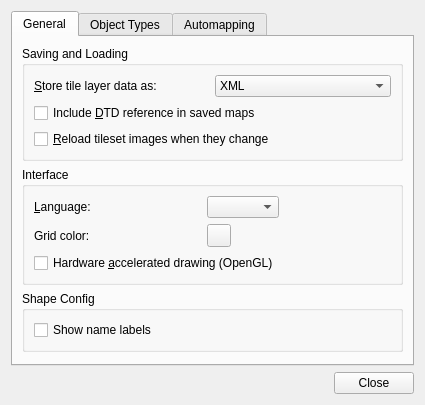
Qt form src/tiled/preferencesdialog.ui (UASoftware/tiled) before a commit.
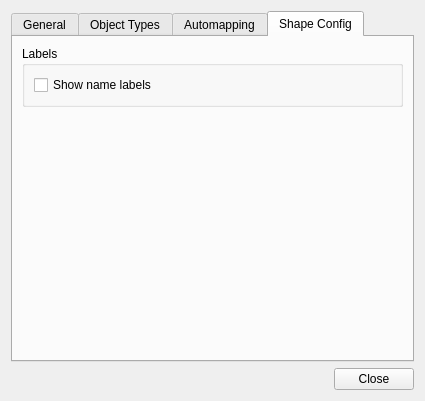
The same form after that commit. The open tabs and pages were chosen to show the change. Icons and pictures are not drawn. Custom widgets are drawn as their Qt base class.

Commit message: Labels visibility configuration

Diff of the .ui file:
```diff
--- a/src/tiled/preferencesdialog.ui
+++ b/src/tiled/preferencesdialog.ui
@@ -144,22 +144,6 @@
          </layout>
         </widget>
        </item>
-       <item>
-        <widget class="QGroupBox" name="groupBox_4">
-         <property name="title">
-          <string>Shape Config</string>
-         </property>
-         <layout class="QGridLayout" name="gridLayout_3">
-          <item row="0" column="0">
-           <widget class="QCheckBox" name="nameLabels">
-            <property name="text">
-             <string>Show name labels</string>
-            </property>
-           </widget>
-          </item>
-         </layout>
-        </widget>
-       </item>
        <item>
         <spacer name="verticalSpacer">
          <property name="orientation">
@@ -311,6 +295,42 @@
        </property>
       </widget>
      </widget>
+     <widget class="QWidget" name="tab_4">
+      <attribute name="title">
+       <string>Shape Config</string>
+      </attribute>
+      <layout class="QVBoxLayout" name="verticalLayout_5">
+       <item>
+        <widget class="QGroupBox" name="groupBox_4">
+         <property name="title">
+          <string>Labels</string>
+         </property>
+         <layout class="QGridLayout" name="gridLayout_3">
+          <item row="0" column="0">
+           <widget class="QCheckBox" name="nameLabels">
+            <property name="text">
+             <string>Show name labels</string>
+            </property>
+           </widget>
+          </item>
+         </layout>
+        </widget>
+       </item>
+       <item>
+        <spacer name="verticalSpacer_2">
+         <property name="orientation">
+          <enum>Qt::Vertical</enum>
+         </property>
+         <property name="sizeHint" stdset="0">
+          <size>
+           <width>381</width>
+           <height>242</height>
+          </size>
+         </property>
+        </spacer>
+       </item>
+      </layout>
+     </widget>
     </widget>
    </item>
    <item>
```
The commit also changes 9 other files.
